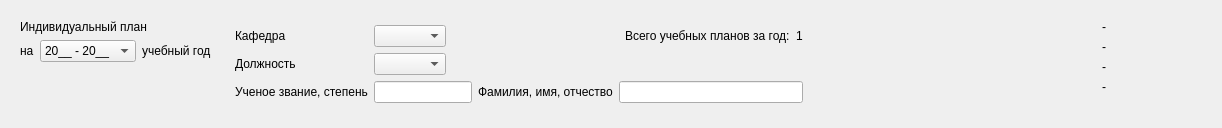
Above: client/src/header/header.ui from rainovskyqt/teacher_plan before the change. Below: the same form after it.
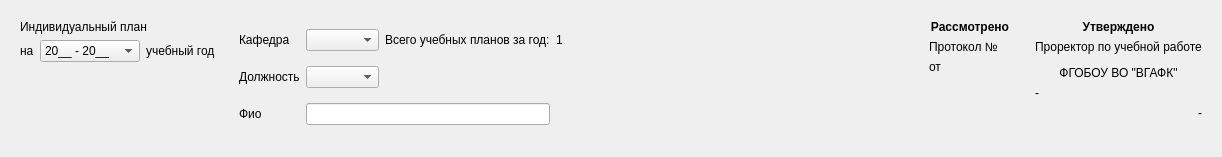
That is the form after the change. The open tabs and pages were chosen to show the change. Custom widgets are drawn as their Qt base class.

Commit message: Добавлена загрузка учебных планов

```diff
--- a/client/src/header/header.ui
+++ b/client/src/header/header.ui
@@ -7,13 +7,13 @@
     <x>0</x>
     <y>0</y>
     <width>1222</width>
-    <height>128</height>
+    <height>157</height>
    </rect>
   </property>
   <property name="windowTitle">
    <string>Form</string>
   </property>
-  <layout class="QHBoxLayout" name="horizontalLayout" stretch="0,1,0,0">
+  <layout class="QHBoxLayout" name="horizontalLayout_3" stretch="0,1,1,0,0">
    <item>
     <widget class="QWidget" name="w_personalPlan" native="true">
      <layout class="QVBoxLayout" name="verticalLayout_3">
@@ -34,7 +34,13 @@
          </widget>
         </item>
         <item row="0" column="1">
-         <widget class="QComboBox" name="comboBox">
+         <widget class="QComboBox" name="cb_years">
+          <property name="minimumSize">
+           <size>
+            <width>100</width>
+            <height>0</height>
+           </size>
+          </property>
           <property name="currentText">
            <string>20__ - 20__</string>
           </property>
@@ -72,124 +78,63 @@
    </item>
    <item>
     <widget class="QWidget" name="w_teacherData" native="true">
-     <layout class="QVBoxLayout" name="verticalLayout">
-      <item>
-       <layout class="QGridLayout" name="gridLayout" columnstretch="0,1,0,0,1,0,0">
-        <item row="0" column="0">
-         <widget class="QLabel" name="label_4">
-          <property name="text">
-           <string>Кафедра</string>
-          </property>
-         </widget>
-        </item>
-        <item row="0" column="1">
-         <widget class="QComboBox" name="cb_department"/>
-        </item>
-        <item row="0" column="2">
-         <spacer name="horizontalSpacer_4">
-          <property name="orientation">
-           <enum>Qt::Horizontal</enum>
-          </property>
-          <property name="sizeHint" stdset="0">
-           <size>
-            <width>40</width>
-            <height>20</height>
-           </size>
-          </property>
-         </spacer>
-        </item>
-        <item row="0" column="3" colspan="2">
-         <spacer name="horizontalSpacer">
-          <property name="orientation">
-           <enum>Qt::Horizontal</enum>
-          </property>
-          <property name="sizeHint" stdset="0">
-           <size>
-            <width>148</width>
-            <height>20</height>
-           </size>
-          </property>
-         </spacer>
-        </item>
-        <item row="0" column="5">
-         <widget class="QLabel" name="label_2">
-          <property name="text">
-           <string>Всего учебных планов за год:</string>
-          </property>
-         </widget>
-        </item>
-        <item row="0" column="6">
-         <widget class="QLabel" name="label_planNumbers">
-          <property name="text">
-           <string>1</string>
-          </property>
-         </widget>
-        </item>
-        <item row="1" column="0">
-         <widget class="QLabel" name="label_8">
-          <property name="text">
-           <string>Должность</string>
-          </property>
-         </widget>
-        </item>
-        <item row="1" column="1">
-         <widget class="QComboBox" name="cb_post"/>
-        </item>
-        <item row="1" column="2">
-         <spacer name="horizontalSpacer_5">
-          <property name="orientation">
-           <enum>Qt::Horizontal</enum>
-          </property>
-          <property name="sizeHint" stdset="0">
-           <size>
-            <width>40</width>
-            <height>20</height>
-           </size>
-          </property>
-         </spacer>
-        </item>
-        <item row="1" column="3" colspan="4">
-         <spacer name="horizontalSpacer_3">
-          <property name="orientation">
-           <enum>Qt::Horizontal</enum>
-          </property>
-          <property name="sizeHint" stdset="0">
-           <size>
-            <width>348</width>
-            <height>20</height>
-           </size>
-          </property>
-         </spacer>
-        </item>
-        <item row="2" column="0">
-         <widget class="QLabel" name="label_6">
-          <property name="text">
-           <string>Ученое звание, степень</string>
-          </property>
-         </widget>
-        </item>
-        <item row="2" column="1" colspan="2">
-         <widget class="QLineEdit" name="line_rang">
-          <property name="readOnly">
-           <bool>true</bool>
-          </property>
-         </widget>
-        </item>
-        <item row="2" column="3">
-         <widget class="QLabel" name="label_5">
-          <property name="text">
-           <string>Фамилия, имя, отчество</string>
-          </property>
-         </widget>
-        </item>
-        <item row="2" column="4" colspan="3">
-         <widget class="QLineEdit" name="line_fio">
-          <property name="readOnly">
-           <bool>true</bool>
-          </property>
-         </widget>
-        </item>
-       </layout>
+     <layout class="QGridLayout" name="gridLayout" columnstretch="0,1,1,0">
+      <item row="0" column="0">
+       <widget class="QLabel" name="label_4">
+        <property name="text">
+         <string>Кафедра</string>
+        </property>
+       </widget>
+      </item>
+      <item row="0" column="1">
+       <widget class="HeaderComboBox" name="cb_department"/>
+      </item>
+      <item row="0" column="2">
+       <widget class="QLabel" name="lbl_planNumbersText">
+        <property name="text">
+         <string>Всего учебных планов за год:</string>
+        </property>
+       </widget>
+      </item>
+      <item row="0" column="3">
+       <widget class="QLabel" name="lbl_planNumbers">
+        <property name="text">
+         <string>1</string>
+        </property>
+       </widget>
+      </item>
+      <item row="1" column="0">
+       <widget class="QLabel" name="label_8">
+        <property name="text">
+         <string>Должность</string>
+        </property>
+       </widget>
+      </item>
+      <item row="1" column="1">
+       <widget class="HeaderComboBox" name="cb_post"/>
+      </item>
+      <item row="1" column="2">
+       <spacer name="horizontalSpacer">
+        <property name="orientation">
+         <enum>Qt::Horizontal</enum>
+        </property>
+        <property name="sizeHint" stdset="0">
+         <size>
+          <width>188</width>
+          <height>22</height>
+         </size>
+        </property>
+       </spacer>
+      </item>
+      <item row="2" column="0">
+       <widget class="QLabel" name="label_5">
+        <property name="text">
+         <string>Фио</string>
+        </property>
+       </widget>
+      </item>
+      <item row="2" column="1" colspan="2">
+       <widget class="QLineEdit" name="line_fio"/>
       </item>
      </layout>
     </widget>
@@ -207,23 +152,137 @@
      </property>
     </spacer>
    </item>
+   <item>
+    <widget class="QWidget" name="w_protocol" native="true">
+     <layout class="QVBoxLayout" name="verticalLayout">
+      <item>
+       <widget class="QLabel" name="label_2">
+        <property name="font">
+         <font>
+          <bold>true</bold>
+         </font>
+        </property>
+        <property name="text">
+         <string>Рассмотрено</string>
+        </property>
+        <property name="alignment">
+         <set>Qt::AlignCenter</set>
+        </property>
+       </widget>
+      </item>
+      <item>
+       <layout class="QHBoxLayout" name="horizontalLayout" stretch="0,1">
+        <item>
+         <widget class="QLabel" name="label_6">
+          <property name="text">
+           <string>Протокол №</string>
+          </property>
+         </widget>
+        </item>
+        <item>
+         <widget class="QLabel" name="lbl_protolNumber">
+          <property name="text">
+           <string/>
+          </property>
+         </widget>
+        </item>
+       </layout>
+      </item>
+      <item>
+       <layout class="QHBoxLayout" name="horizontalLayout_2" stretch="0,1">
+        <item>
+         <widget class="QLabel" name="label_10">
+          <property name="text">
+           <string>от</string>
+          </property>
+         </widget>
+        </item>
+        <item>
+         <widget class="QLabel" name="lbl_protolDate">
+          <property name="text">
+           <string/>
+          </property>
+         </widget>
+        </item>
+       </layout>
+      </item>
+      <item>
+       <spacer name="verticalSpacer_3">
+        <property name="orientation">
+         <enum>Qt::Vertical</enum>
+        </property>
+        <property name="sizeHint" stdset="0">
+         <size>
+          <width>20</width>
+          <height>16</height>
+         </size>
+        </property>
+       </spacer>
+      </item>
+     </layout>
+    </widget>
+   </item>
    <item>
     <widget class="QStackedWidget" name="sw_approved">
      <property name="currentIndex">
-      <number>1</number>
+      <number>0</number>
      </property>
+     <widget class="QWidget" name="page_development">
+      <layout class="QVBoxLayout" name="verticalLayout_6">
+       <item>
+        <widget class="QPushButton" name="btn_toApprove">
+         <property name="text">
+          <string>На утверждение</string>
+         </property>
+        </widget>
+       </item>
+      </layout>
+     </widget>
+     <widget class="QWidget" name="page_onApproved">
+      <layout class="QVBoxLayout" name="verticalLayout_2">
+       <item>
+        <widget class="QLabel" name="label_9">
+         <property name="text">
+          <string>На утверждении</string>
+         </property>
+        </widget>
+       </item>
+       <item>
+        <widget class="QPushButton" name="btn_approvedCancel">
+         <property name="text">
+          <string>Отозвать</string>
+         </property>
+        </widget>
+       </item>
+      </layout>
+     </widget>
      <widget class="QWidget" name="page_approved">
       <layout class="QVBoxLayout" name="verticalLayout_5">
        <item>
         <widget class="QLabel" name="lbl_approvedStatus">
+         <property name="font">
+          <font>
+           <bold>true</bold>
+          </font>
+         </property>
          <property name="text">
-          <string>-</string>
+          <string>Утверждено</string>
+         </property>
+         <property name="alignment">
+          <set>Qt::AlignCenter</set>
          </property>
         </widget>
        </item>
        <item>
         <widget class="QLabel" name="lbl_approvedPost">
          <property name="text">
+          <string>&lt;html&gt;&lt;head/&gt;&lt;body&gt;&lt;p align=&quot;center&quot;&gt;Проректор по учебной работе&lt;/p&gt;&lt;p align=&quot;center&quot;&gt;ФГОБОУ ВО &amp;quot;ВГАФК&amp;quot;&lt;/p&gt;&lt;/body&gt;&lt;/html&gt;</string>
+         </property>
+        </widget>
+       </item>
+       <item>
+        <widget class="QLabel" name="lbl_approvedName">
+         <property name="text">
           <string>-</string>
          </property>
         </widget>
@@ -233,12 +292,8 @@
          <property name="text">
           <string>-</string>
          </property>
-        </widget>
-       </item>
-       <item>
-        <widget class="QLabel" name="lbl_approvedMane">
-         <property name="text">
-          <string>-</string>
+         <property name="alignment">
+          <set>Qt::AlignRight|Qt::AlignTrailing|Qt::AlignVCenter</set>
          </property>
         </widget>
        </item>
@@ -257,39 +312,17 @@
        </item>
       </layout>
      </widget>
-     <widget class="QWidget" name="page_forApproved">
-      <layout class="QVBoxLayout" name="verticalLayout_6">
-       <item>
-        <widget class="QPushButton" name="btn_toApprove">
-         <property name="text">
-          <string>На утверждение</string>
-         </property>
-        </widget>
-       </item>
-      </layout>
-     </widget>
-     <widget class="QWidget" name="page">
-      <layout class="QVBoxLayout" name="verticalLayout_2">
-       <item>
-        <widget class="QLabel" name="label_9">
-         <property name="text">
-          <string>На утверждении</string>
-         </property>
-        </widget>
-       </item>
-       <item>
-        <widget class="QPushButton" name="btn_approvedCancel">
-         <property name="text">
-          <string>Отозвать</string>
-         </property>
-        </widget>
-       </item>
-      </layout>
-     </widget>
     </widget>
    </item>
   </layout>
  </widget>
+ <customwidgets>
+  <customwidget>
+   <class>HeaderComboBox</class>
+   <extends>QComboBox</extends>
+   <header>header/headercombobox.h</header>
+  </customwidget>
+ </customwidgets>
  <resources/>
  <connections/>
 </ui>
```
The commit also changes 31 other files.
